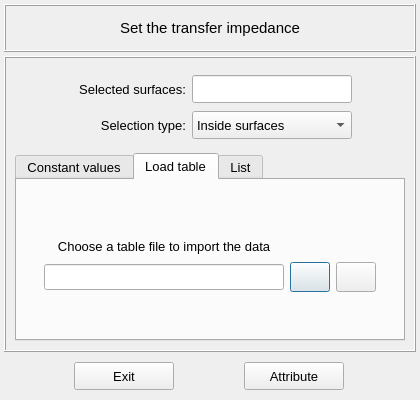
Qt form vibra/interface/data/ui_files/model/setup/acoustic/transfer_impedance_inputs.ui (MOPT-UFSC/VIBRA) before a commit.
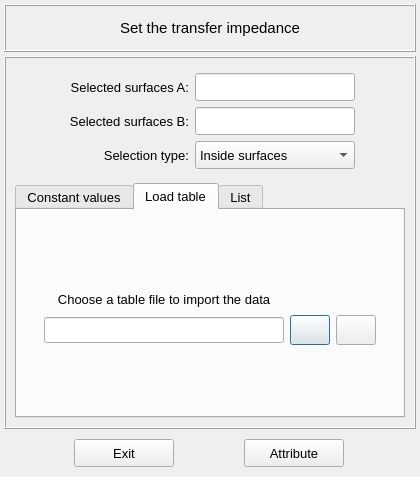
The same form after that commit. The open tabs and pages were chosen to show the change. Icons and pictures are not drawn.

Commit message: Allow multiple surface selection while assigning a transfer impedance in disconnected volumes

```diff
--- a/vibra/interface/data/ui_files/model/setup/acoustic/transfer_impedance_inputs.ui
+++ b/vibra/interface/data/ui_files/model/setup/acoustic/transfer_impedance_inputs.ui
@@ -10,7 +10,7 @@
     <x>0</x>
     <y>0</y>
     <width>420</width>
-    <height>400</height>
+    <height>477</height>
    </rect>
   </property>
   <property name="sizePolicy">
@@ -28,7 +28,7 @@
   <property name="maximumSize">
    <size>
     <width>420</width>
-    <height>420</height>
+    <height>600</height>
    </size>
   </property>
   <property name="font">
@@ -84,207 +84,6 @@
       <enum>QFrame::Raised</enum>
      </property>
      <layout class="QGridLayout" name="gridLayout_4">
-      <item row="0" column="0">
-       <widget class="QFrame" name="frame_6">
-        <property name="minimumSize">
-         <size>
-          <width>400</width>
-          <height>80</height>
-         </size>
-        </property>
-        <property name="maximumSize">
-         <size>
-          <width>16777215</width>
-          <height>80</height>
-         </size>
-        </property>
-        <property name="frameShape">
-         <enum>QFrame::NoFrame</enum>
-        </property>
-        <property name="frameShadow">
-         <enum>QFrame::Raised</enum>
-        </property>
-        <property name="lineWidth">
-         <number>1</number>
-        </property>
-        <layout class="QGridLayout" name="gridLayout_10">
-         <property name="leftMargin">
-          <number>6</number>
-         </property>
-         <property name="topMargin">
-          <number>6</number>
-         </property>
-         <property name="rightMargin">
-          <number>6</number>
-         </property>
-         <property name="bottomMargin">
-          <number>6</number>
-         </property>
-         <item row="0" column="1">
-          <widget class="QLabel" name="label_12">
-           <property name="minimumSize">
-            <size>
-             <width>100</width>
-             <height>28</height>
-            </size>
-           </property>
-           <property name="maximumSize">
-            <size>
-             <width>120</width>
-             <height>28</height>
-            </size>
-           </property>
-           <property name="font">
-            <font>
-             <family>MS Shell Dlg 2</family>
-             <pointsize>10</pointsize>
-             <weight>50</weight>
-             <bold>false</bold>
-            </font>
-           </property>
-           <property name="text">
-            <string>Selected surfaces:</string>
-           </property>
-           <property name="textFormat">
-            <enum>Qt::AutoText</enum>
-           </property>
-           <property name="alignment">
-            <set>Qt::AlignRight|Qt::AlignTrailing|Qt::AlignVCenter</set>
-           </property>
-          </widget>
-         </item>
-         <item row="0" column="0">
-          <spacer name="horizontalSpacer_7">
-           <property name="orientation">
-            <enum>Qt::Horizontal</enum>
-           </property>
-           <property name="sizeHint" stdset="0">
-            <size>
-             <width>40</width>
-             <height>20</height>
-            </size>
-           </property>
-          </spacer>
-         </item>
-         <item row="0" column="4">
-          <spacer name="horizontalSpacer_6">
-           <property name="orientation">
-            <enum>Qt::Horizontal</enum>
-           </property>
-           <property name="sizeHint" stdset="0">
-            <size>
-             <width>40</width>
-             <height>20</height>
-            </size>
-           </property>
-          </spacer>
-         </item>
-         <item row="1" column="1">
-          <widget class="QLabel" name="label_16">
-           <property name="minimumSize">
-            <size>
-             <width>100</width>
-             <height>28</height>
-            </size>
-           </property>
-           <property name="maximumSize">
-            <size>
-             <width>120</width>
-             <height>28</height>
-            </size>
-           </property>
-           <property name="font">
-            <font>
-             <family>MS Shell Dlg 2</family>
-             <pointsize>10</pointsize>
-             <weight>50</weight>
-             <bold>false</bold>
-            </font>
-           </property>
-           <property name="text">
-            <string>Selection type:</string>
-           </property>
-           <property name="textFormat">
-            <enum>Qt::AutoText</enum>
-           </property>
-           <property name="alignment">
-            <set>Qt::AlignRight|Qt::AlignTrailing|Qt::AlignVCenter</set>
-           </property>
-          </widget>
-         </item>
-         <item row="1" column="2" colspan="2">
-          <widget class="QComboBox" name="comboBox_selection_type">
-           <property name="minimumSize">
-            <size>
-             <width>160</width>
-             <height>28</height>
-            </size>
-           </property>
-           <property name="maximumSize">
-            <size>
-             <width>160</width>
-             <height>28</height>
-            </size>
-           </property>
-           <property name="font">
-            <font>
-             <pointsize>10</pointsize>
-            </font>
-           </property>
-           <property name="currentIndex">
-            <number>0</number>
-           </property>
-           <item>
-            <property name="text">
-             <string>Inside surfaces</string>
-            </property>
-           </item>
-           <item>
-            <property name="text">
-             <string>Outside surfaces</string>
-            </property>
-           </item>
-          </widget>
-         </item>
-         <item row="0" column="2" colspan="2">
-          <widget class="QLineEdit" name="lineEdit_selection_id">
-           <property name="enabled">
-            <bool>true</bool>
-           </property>
-           <property name="minimumSize">
-            <size>
-             <width>160</width>
-             <height>28</height>
-            </size>
-           </property>
-           <property name="maximumSize">
-            <size>
-             <width>160</width>
-             <height>28</height>
-            </size>
-           </property>
-           <property name="font">
-            <font>
-             <pointsize>10</pointsize>
-            </font>
-           </property>
-           <property name="focusPolicy">
-            <enum>Qt::ClickFocus</enum>
-           </property>
-           <property name="styleSheet">
-            <string notr="true"/>
-           </property>
-           <property name="text">
-            <string/>
-           </property>
-           <property name="alignment">
-            <set>Qt::AlignCenter</set>
-           </property>
-          </widget>
-         </item>
-        </layout>
-       </widget>
-      </item>
       <item row="1" column="0">
        <widget class="QTabWidget" name="tabWidget_main">
         <property name="minimumSize">
@@ -811,7 +610,7 @@
                </property>
                <property name="maximumSize">
                 <size>
-                 <width>260</width>
+                 <width>280</width>
                  <height>26</height>
                 </size>
                </property>
@@ -1043,6 +842,276 @@
         </widget>
        </widget>
       </item>
+      <item row="0" column="0">
+       <widget class="QFrame" name="frame_6">
+        <property name="minimumSize">
+         <size>
+          <width>400</width>
+          <height>110</height>
+         </size>
+        </property>
+        <property name="maximumSize">
+         <size>
+          <width>16777215</width>
+          <height>110</height>
+         </size>
+        </property>
+        <property name="frameShape">
+         <enum>QFrame::NoFrame</enum>
+        </property>
+        <property name="frameShadow">
+         <enum>QFrame::Raised</enum>
+        </property>
+        <property name="lineWidth">
+         <number>1</number>
+        </property>
+        <layout class="QGridLayout" name="gridLayout_10">
+         <property name="leftMargin">
+          <number>6</number>
+         </property>
+         <property name="topMargin">
+          <number>6</number>
+         </property>
+         <property name="rightMargin">
+          <number>6</number>
+         </property>
+         <property name="bottomMargin">
+          <number>6</number>
+         </property>
+         <item row="2" column="1">
+          <widget class="QLabel" name="label_16">
+           <property name="minimumSize">
+            <size>
+             <width>100</width>
+             <height>28</height>
+            </size>
+           </property>
+           <property name="maximumSize">
+            <size>
+             <width>120</width>
+             <height>28</height>
+            </size>
+           </property>
+           <property name="font">
+            <font>
+             <family>MS Shell Dlg 2</family>
+             <pointsize>10</pointsize>
+             <weight>50</weight>
+             <bold>false</bold>
+            </font>
+           </property>
+           <property name="text">
+            <string>Selection type:</string>
+           </property>
+           <property name="textFormat">
+            <enum>Qt::AutoText</enum>
+           </property>
+           <property name="alignment">
+            <set>Qt::AlignRight|Qt::AlignTrailing|Qt::AlignVCenter</set>
+           </property>
+          </widget>
+         </item>
+         <item row="2" column="2" colspan="2">
+          <widget class="QComboBox" name="comboBox_selection_type">
+           <property name="minimumSize">
+            <size>
+             <width>160</width>
+             <height>28</height>
+            </size>
+           </property>
+           <property name="maximumSize">
+            <size>
+             <width>160</width>
+             <height>28</height>
+            </size>
+           </property>
+           <property name="font">
+            <font>
+             <pointsize>10</pointsize>
+            </font>
+           </property>
+           <property name="currentIndex">
+            <number>0</number>
+           </property>
+           <item>
+            <property name="text">
+             <string>Inside surfaces</string>
+            </property>
+           </item>
+           <item>
+            <property name="text">
+             <string>Outside surfaces</string>
+            </property>
+           </item>
+          </widget>
+         </item>
+         <item row="0" column="4">
+          <spacer name="horizontalSpacer_6">
+           <property name="orientation">
+            <enum>Qt::Horizontal</enum>
+           </property>
+           <property name="sizeHint" stdset="0">
+            <size>
+             <width>40</width>
+             <height>20</height>
+            </size>
+           </property>
+          </spacer>
+         </item>
+         <item row="0" column="2" colspan="2">
+          <widget class="QLineEdit" name="lineEdit_selection_id_A">
+           <property name="enabled">
+            <bool>true</bool>
+           </property>
+           <property name="minimumSize">
+            <size>
+             <width>160</width>
+             <height>28</height>
+            </size>
+           </property>
+           <property name="maximumSize">
+            <size>
+             <width>160</width>
+             <height>28</height>
+            </size>
+           </property>
+           <property name="font">
+            <font>
+             <pointsize>10</pointsize>
+            </font>
+           </property>
+           <property name="focusPolicy">
+            <enum>Qt::ClickFocus</enum>
+           </property>
+           <property name="styleSheet">
+            <string notr="true"/>
+           </property>
+           <property name="text">
+            <string/>
+           </property>
+           <property name="alignment">
+            <set>Qt::AlignCenter</set>
+           </property>
+          </widget>
+         </item>
+         <item row="0" column="0">
+          <spacer name="horizontalSpacer_7">
+           <property name="orientation">
+            <enum>Qt::Horizontal</enum>
+           </property>
+           <property name="sizeHint" stdset="0">
+            <size>
+             <width>40</width>
+             <height>20</height>
+            </size>
+           </property>
+          </spacer>
+         </item>
+         <item row="0" column="1">
+          <widget class="QLabel" name="label_selection_A">
+           <property name="minimumSize">
+            <size>
+             <width>100</width>
+             <height>28</height>
+            </size>
+           </property>
+           <property name="maximumSize">
+            <size>
+             <width>120</width>
+             <height>28</height>
+            </size>
+           </property>
+           <property name="font">
+            <font>
+             <family>MS Shell Dlg 2</family>
+             <pointsize>10</pointsize>
+             <weight>50</weight>
+             <bold>false</bold>
+            </font>
+           </property>
+           <property name="text">
+            <string>Selected surfaces A:</string>
+           </property>
+           <property name="textFormat">
+            <enum>Qt::AutoText</enum>
+           </property>
+           <property name="alignment">
+            <set>Qt::AlignRight|Qt::AlignTrailing|Qt::AlignVCenter</set>
+           </property>
+          </widget>
+         </item>
+         <item row="1" column="1">
+          <widget class="QLabel" name="label_selection_B">
+           <property name="minimumSize">
+            <size>
+             <width>100</width>
+             <height>28</height>
+            </size>
+           </property>
+           <property name="maximumSize">
+            <size>
+             <width>120</width>
+             <height>28</height>
+            </size>
+           </property>
+           <property name="font">
+            <font>
+             <family>MS Shell Dlg 2</family>
+             <pointsize>10</pointsize>
+             <weight>50</weight>
+             <bold>false</bold>
+            </font>
+           </property>
+           <property name="text">
+            <string>Selected surfaces B:</string>
+           </property>
+           <property name="textFormat">
+            <enum>Qt::AutoText</enum>
+           </property>
+           <property name="alignment">
+            <set>Qt::AlignRight|Qt::AlignTrailing|Qt::AlignVCenter</set>
+           </property>
+          </widget>
+         </item>
+         <item row="1" column="2">
+          <widget class="QLineEdit" name="lineEdit_selection_id_B">
+           <property name="enabled">
+            <bool>true</bool>
+           </property>
+           <property name="minimumSize">
+            <size>
+             <width>160</width>
+             <height>28</height>
+            </size>
+           </property>
+           <property name="maximumSize">
+            <size>
+             <width>160</width>
+             <height>28</height>
+            </size>
+           </property>
+           <property name="font">
+            <font>
+             <pointsize>10</pointsize>
+            </font>
+           </property>
+           <property name="focusPolicy">
+            <enum>Qt::ClickFocus</enum>
+           </property>
+           <property name="styleSheet">
+            <string notr="true"/>
+           </property>
+           <property name="text">
+            <string/>
+           </property>
+           <property name="alignment">
+            <set>Qt::AlignCenter</set>
+           </property>
+          </widget>
+         </item>
+        </layout>
+       </widget>
+      </item>
      </layout>
     </widget>
    </item>
```
The commit also changes 3 other files.
